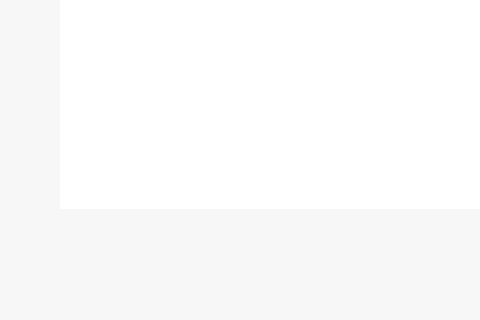
Above: src/qt/forms/noirnodes.ui from noirofficial/noir before the change; both pictures show x 0 to 480 and y 380 to 700 of the 924 by 700 pixel window. Below: the same form after it.
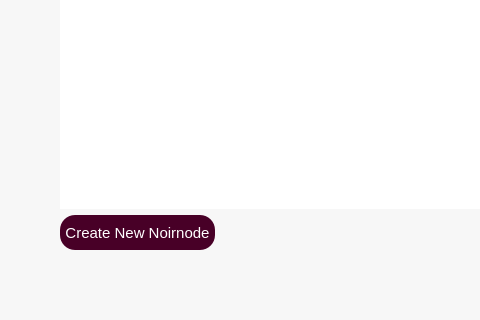
That is the form after the change. Icons and pictures are not drawn.

```diff
--- a/src/qt/forms/noirnodes.ui
+++ b/src/qt/forms/noirnodes.ui
@@ -115,15 +115,6 @@
        </color>
       </brush>
      </colorrole>
-     <colorrole role="PlaceholderText">
-      <brush brushstyle="NoBrush">
-       <color alpha="128">
-        <red>0</red>
-        <green>0</green>
-        <blue>0</blue>
-       </color>
-      </brush>
-     </colorrole>
     </active>
     <inactive>
      <colorrole role="WindowText">
@@ -216,15 +207,6 @@
        </color>
       </brush>
      </colorrole>
-     <colorrole role="PlaceholderText">
-      <brush brushstyle="NoBrush">
-       <color alpha="128">
-        <red>0</red>
-        <green>0</green>
-        <blue>0</blue>
-       </color>
-      </brush>
-     </colorrole>
     </inactive>
     <disabled>
      <colorrole role="WindowText">
@@ -317,15 +299,6 @@
        </color>
       </brush>
      </colorrole>
-     <colorrole role="PlaceholderText">
-      <brush brushstyle="NoBrush">
-       <color alpha="128">
-        <red>0</red>
-        <green>0</green>
-        <blue>0</blue>
-       </color>
-      </brush>
-     </colorrole>
     </disabled>
    </palette>
   </property>
@@ -1745,6 +1718,57 @@
             <property name="topMargin">
              <number>0</number>
             </property>
+            <item>
+             <widget class="QPushButton" name="send">
+              <property name="sizePolicy">
+               <sizepolicy hsizetype="Minimum" vsizetype="Fixed">
+                <horstretch>0</horstretch>
+                <verstretch>0</verstretch>
+               </sizepolicy>
+              </property>
+              <property name="minimumSize">
+               <size>
+                <width>0</width>
+                <height>0</height>
+               </size>
+              </property>
+              <property name="font">
+               <font>
+                <family>Ubuntu</family>
+                <pointsize>11</pointsize>
+                <weight>50</weight>
+                <bold>false</bold>
+               </font>
+              </property>
+              <property name="autoFillBackground">
+               <bool>false</bool>
+              </property>
+              <property name="styleSheet">
+               <string notr="true">QPushButton {
+background-color: #480027;
+color: white;
+border-radius:15px;
+height:35px;
+border-width:0px;
+padding-left: 5px;
+padding-right: 5px;
+}
+
+QPushButton:hover {
+background-color: #2b001e;
+color: white;
+border-radius:15px;
+height:35px;
+border-width:0px;
+padding-left: 5px;
+padding-right: 5px;
+}</string>
+              </property>
+              <property name="text">
+               <string>Create New Noirnode</string>
+              </property>
+             </widget>
+            </item>
             <item>
              <spacer name="horizontalSpacer_3">
               <property name="orientation">
```
Left out of the diff: 18 changed lines with no effect on the pictures.
